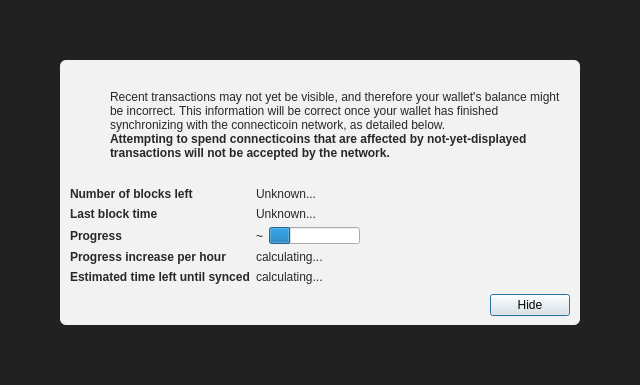
ConnectiCoin/ConnectiCoin, file src/qt/forms/modaloverlay.ui: the form before one commit.
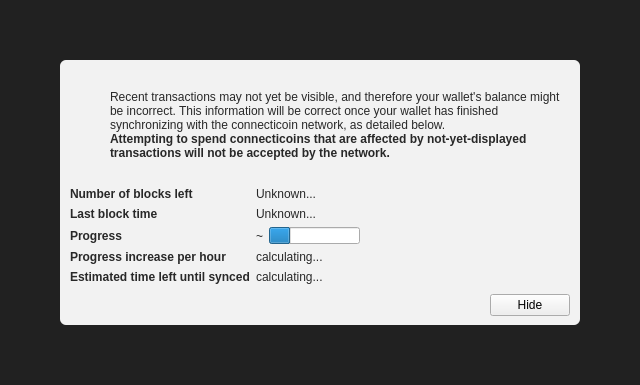
The form after the commit. Icons and pictures are not drawn. Custom widgets are drawn as their Qt base class.

The edit to the form file:
```diff
--- a/src/qt/forms/modaloverlay.ui
+++ b/src/qt/forms/modaloverlay.ui
@@ -351,12 +351,6 @@
              <property name="text">
               <string>Hide</string>
              </property>
-             <property name="focusPolicy">
-              <enum>Qt::StrongFocus</enum>
-             </property>
-             <property name="default">
-              <bool>true</bool>
-             </property>
             </widget>
            </item>
           </layout>
```
